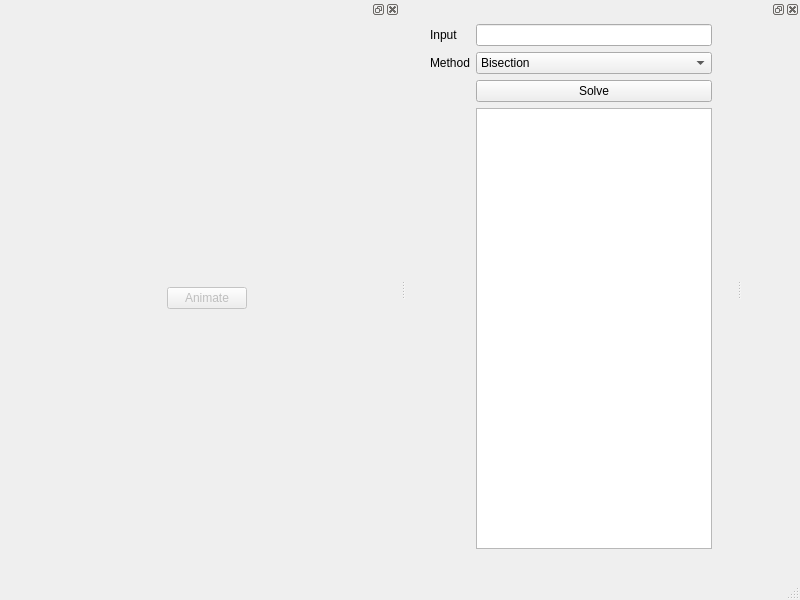
Qt form views/mainwindow.ui (mostafaLabib65/NumericalAnalysis) before a commit.
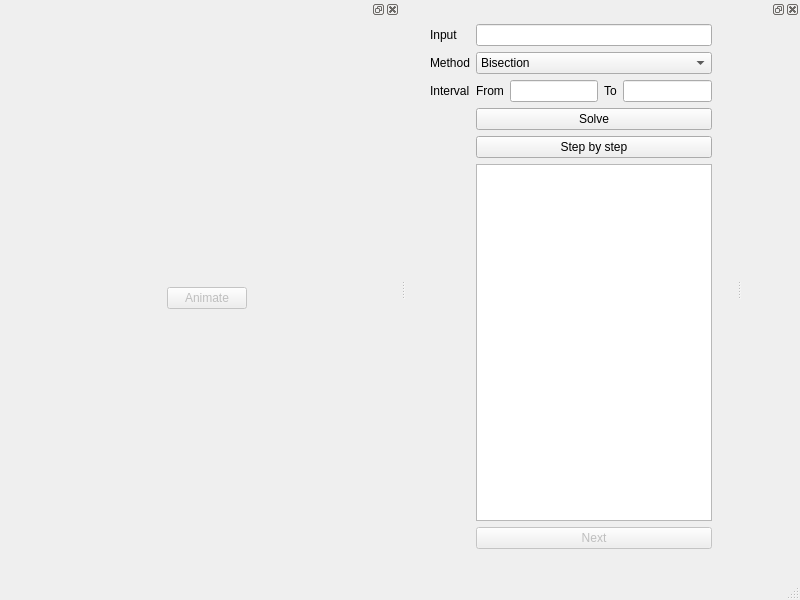
The same form after that commit.

Commit message: adding dynamic intervals itegrating roots methods adding step by step feature

```diff
--- a/views/mainwindow.ui
+++ b/views/mainwindow.ui
@@ -80,17 +80,84 @@
         </item>
        </widget>
       </item>
+      <item row="2" column="0">
+       <widget class="QLabel" name="interval">
+        <property name="text">
+         <string>Interval</string>
+        </property>
+       </widget>
+      </item>
       <item row="2" column="1">
+       <layout class="QHBoxLayout" name="horizontalLayout">
+        <item>
+         <widget class="QLabel" name="From">
+          <property name="text">
+           <string>From</string>
+          </property>
+         </widget>
+        </item>
+        <item>
+         <widget class="QLineEdit" name="end"/>
+        </item>
+        <item>
+         <widget class="QLabel" name="To">
+          <property name="text">
+           <string>To</string>
+          </property>
+         </widget>
+        </item>
+        <item>
+         <widget class="QLineEdit" name="start"/>
+        </item>
+       </layout>
+      </item>
+      <item row="3" column="1">
        <widget class="QPushButton" name="solveBtn">
+        <property name="enabled">
+         <bool>true</bool>
+        </property>
         <property name="text">
          <string>Solve</string>
         </property>
        </widget>
       </item>
-      <item row="3" column="1">
-       <widget class="QTextBrowser" name="solutionBrowser"/>
-      </item>
       <item row="4" column="1">
+       <widget class="QPushButton" name="step">
+        <property name="enabled">
+         <bool>true</bool>
+        </property>
+        <property name="text">
+         <string>Step by step</string>
+        </property>
+       </widget>
+      </item>
+      <item row="6" column="1">
+       <widget class="QTextBrowser" name="solutionBrowser"/>
+      </item>
+      <item row="7" column="0">
+       <spacer name="horizontalSpacer">
+        <property name="orientation">
+         <enum>Qt::Horizontal</enum>
+        </property>
+        <property name="sizeHint" stdset="0">
+         <size>
+          <width>40</width>
+          <height>20</height>
+         </size>
+        </property>
+       </spacer>
+      </item>
+      <item row="7" column="1">
+       <widget class="QPushButton" name="next">
+        <property name="enabled">
+         <bool>false</bool>
+        </property>
+        <property name="text">
+         <string>Next</string>
+        </property>
+       </widget>
+      </item>
+      <item row="8" column="1">
        <widget class="QLabel" name="messageLabel">
         <property name="text">
          <string/>
```
Left out of the diff: 2 changed lines with no effect on the pictures. The commit also changes 3 other files.
